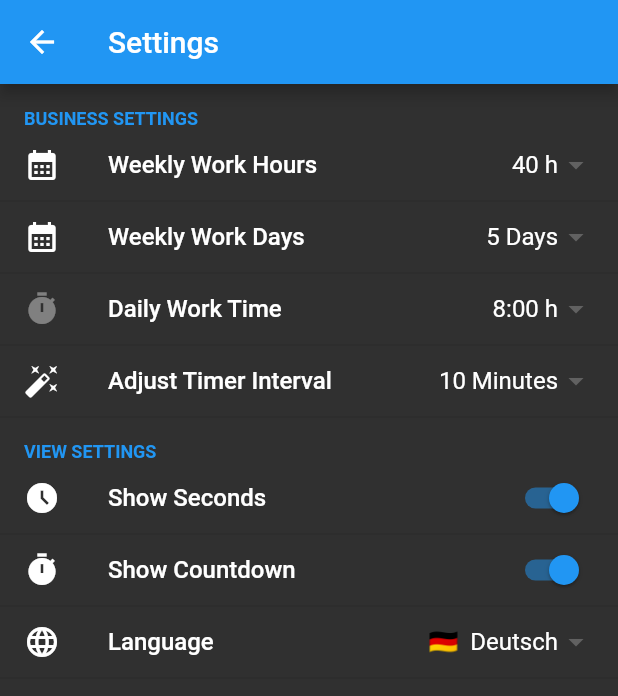
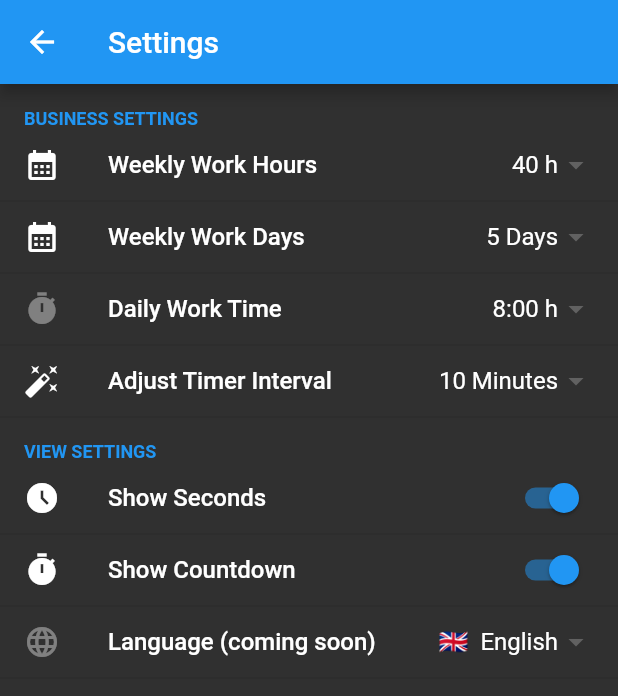
Before and after one commit to mirkoole/Stempli-Flutter-App, a Flutter app: the CustomSettingsScreen screen opened by its route, on a phone screen of 412 x 824 dp. Shown: the top 696 px of the screen. Run offline on Flutter 3.47's test engine with Material 2 defaults, Android fonts, the phone set to English and light mode, and no system bars; drawn by our look-alikes of flutter_settings_screens; our stand-ins replace shared_preferences; accounts and stored records are empty.

Commit message:
update settings

```diff
--- a/lib/screens/settings.dart
+++ b/lib/screens/settings.dart
@@ -129,10 +129,11 @@ class _CustomSettingsScreenState extends State<CustomSettingsScreen> {
                   leading: const Icon(Icons.timer),
                 ),
                 DropDownSettingsTile(
+                    enabled: false,
                     leading: const Icon(Icons.language),
-                    title: "Language",
+                    title: "Language (coming soon)",
                     settingKey: "language",
-                    selected: "de",
+                    selected: "en",
                     values: const <String, String>{
                       "de": "🇩🇪  Deutsch",
                       "en": "🇬🇧  English"
```
